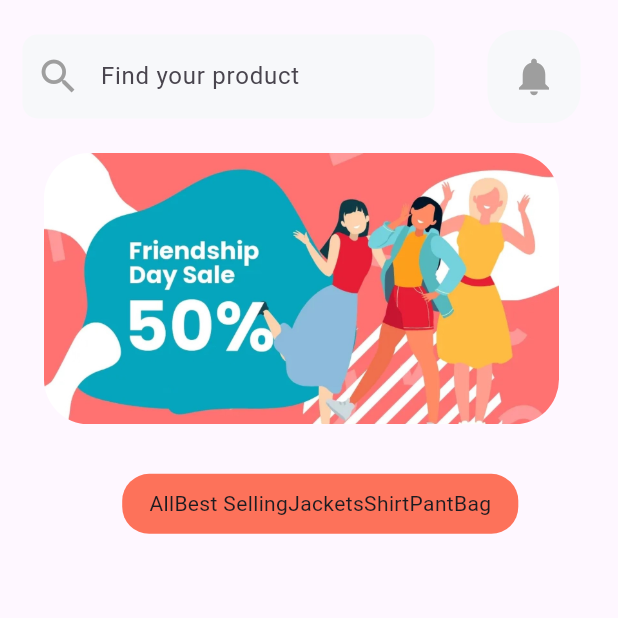
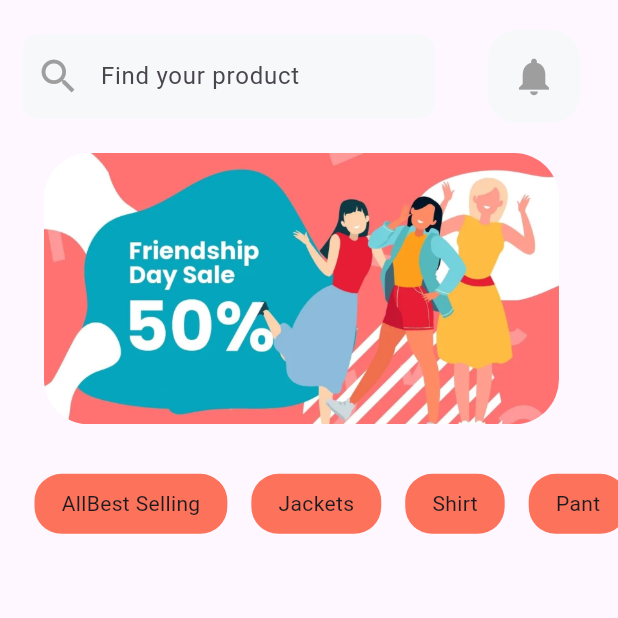
Before and after one commit to iyamujoshua/shopping_app, a Flutter app: the screen it shows after launch, on a phone screen of 412 x 824 dp, the top half of it. Run offline on Flutter 3.47's test engine with Material 2 defaults, Android fonts, the phone set to English and light mode, and no system bars.

Commit message:
item list

```diff
--- a/lib/screens/MyHomePage.dart
+++ b/lib/screens/MyHomePage.dart
@@ -10,19 +10,19 @@ class MyHomePage extends StatefulWidget {
 class _MyHomePageState extends State<MyHomePage> {
   List catList = [
     "All"
-        "Best Selling"
-        "Jackets"
-        "Shirt"
-        "Pant"
+        "Best Selling",
+        "Jackets",
+        "Shirt",
+        "Pant",
         "Bag"
   ];
 
   List imgList = [
-    "Black Pant"
-        "Black T-Shirt"
-        "Cover"
-        "Ladies Bag"
-        "Warm Jacket"
+    "Black Pant",
+        "Black T-Shirt",
+        "Cover",
+        "Ladies Bag",
+        "Warm Jacket",
   ];
 
   @override
```
